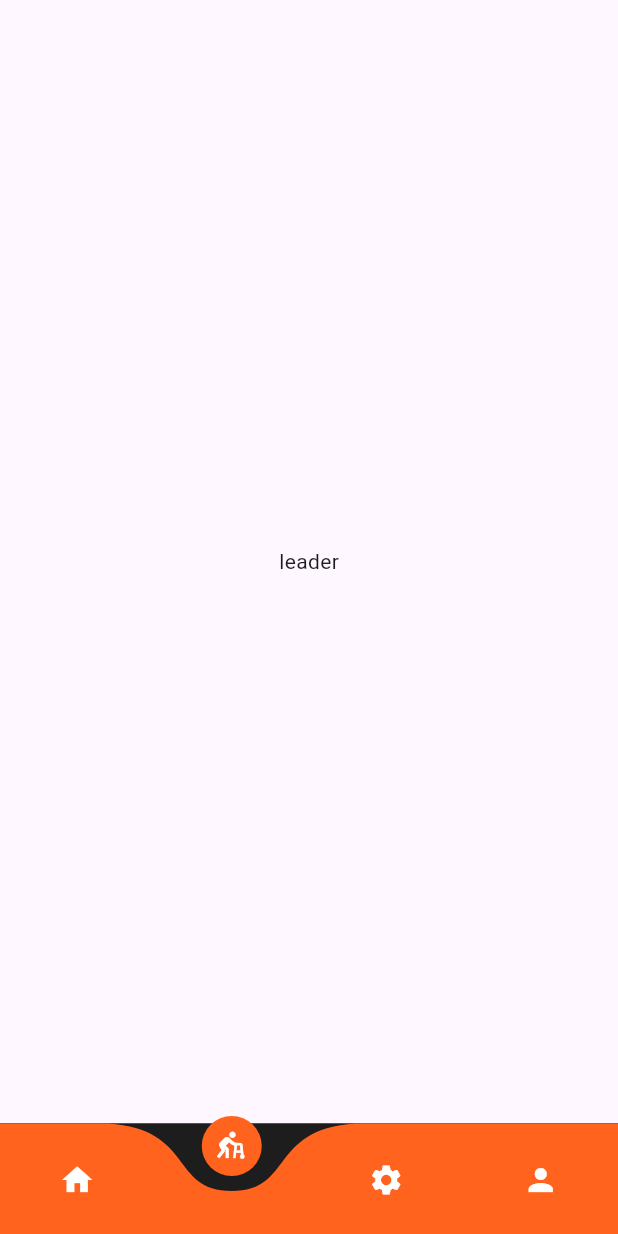
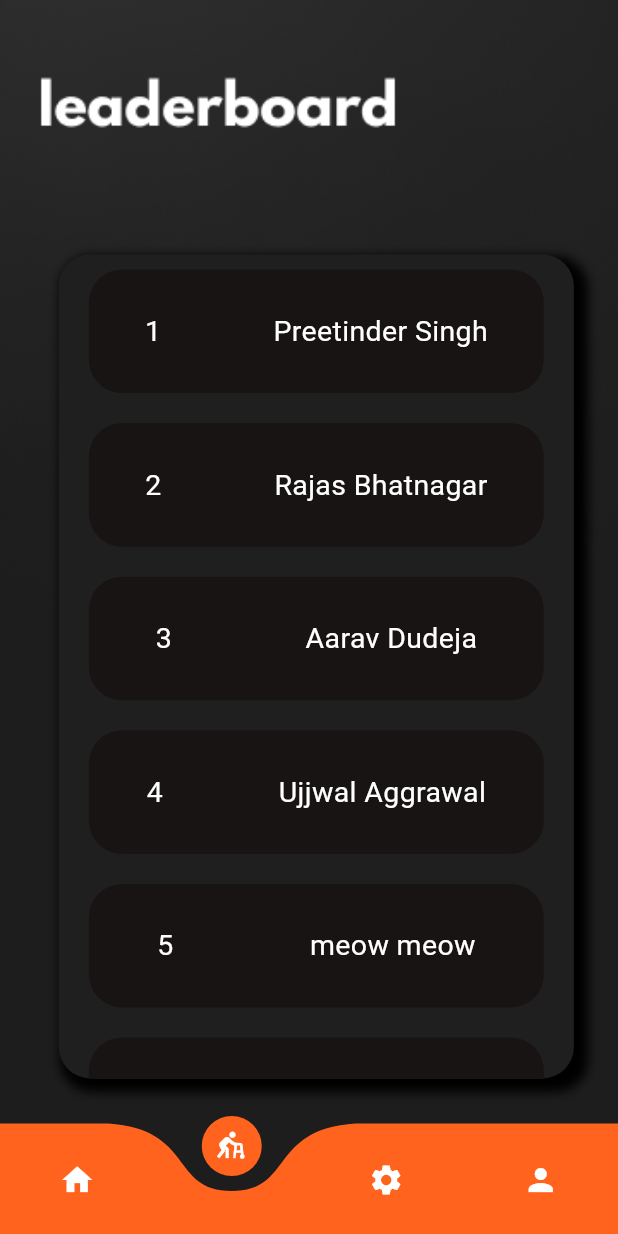
Before and after one commit to DarkCoder26/Beta-Coders, a Flutter app: the screen it shows after launch, item 2 of the bottom bar chosen, on a phone screen of 412 x 824 dp. Run offline on Flutter 3.47's test engine with Material 3 defaults, Android fonts, the phone set to English and light mode, and no system bars; drawn by our look-alikes of curved_navigation_bar; our stand-ins replace carousel_slider, firebase_auth, firebase_core, google_fonts; accounts and stored records are empty.

Commit message:
leaderboard Frontend complete

```diff
--- a/lib/main.dart
+++ b/lib/main.dart
@@ -2,7 +2,6 @@ import 'package:flutter/material.dart';
 import 'package:sweatcoin/components/navbar.dart';
 import 'package:sweatcoin/firebase_options.dart';
 import 'package:firebase_core/firebase_core.dart';
-import 'package:sweatcoin/pages/login_page.dart';
 
 void main() async {
   WidgetsFlutterBinding.ensureInitialized();
--- a/lib/pages/leaderbroad_page.dart
+++ b/lib/pages/leaderbroad_page.dart
@@ -1,4 +1,5 @@
 import 'package:flutter/material.dart';
+import 'package:google_fonts/google_fonts.dart';
 
 class LeaderBroadPage extends StatefulWidget {
   const LeaderBroadPage({super.key});
@@ -8,11 +9,99 @@ class LeaderBroadPage extends StatefulWidget {
 }
 
 class _LeaderBroadPageState extends State<LeaderBroadPage> {
+  List<String> leaderList = [
+    "Preetinder Singh",
+    "Rajas Bhatnagar",
+    "Aarav Dudeja",
+    "Ujjwal Aggrawal",
+    "meow meow",
+    "meow meowv2",
+    "meow meow v3"
+  ];
+
   @override
   Widget build(BuildContext context) {
     return Scaffold(
-      body: Center(
-        child: Text("leader"),
+      body: Stack(
+        children: [
+          Container(
+            width: MediaQuery.of(context).size.width,
+            height: MediaQuery.of(context).size.height,
+            decoration: const BoxDecoration(
+              image: DecorationImage(
+                image: AssetImage(
+                  "assets/leaderboard.png",
+                ),
+                fit: BoxFit.cover,
+              ),
+            ),
+          ),
+          Positioned(
+            bottom: 30,
+            right: MediaQuery.of(context).size.width / 14,
+            child: Container(
+              width: MediaQuery.of(context).size.width / 1.2,
+              height: MediaQuery.of(context).size.height / 1.5,
+              decoration: BoxDecoration(
+                color: const Color.fromRGBO(31, 31, 31, 1),
+                borderRadius: BorderRadius.circular(21),
+                boxShadow: const [
+                  BoxShadow(
+                    color: Colors.black,
+                    spreadRadius: 4,
+                    blurRadius: 5,
+                    offset: Offset(5, 5),
+                  ),
+                ],
+              ),
+              child: SingleChildScrollView(
+                physics: const ScrollPhysics(),
+                child: Column(
+                  children: <Widget>[
+                    ListView.builder(
+                      physics: const NeverScrollableScrollPhysics(),
+                      shrinkWrap: true,
+                      itemCount: leaderList.length,
+                      itemBuilder: (context, index) {
+                        return Container(
+                          width: MediaQuery.of(context).size.width / 10,
+                          height: MediaQuery.of(context).size.height / 10,
+                          margin: EdgeInsets.symmetric(
+                            vertical: 10,
+                            horizontal: 20,
+                          ),
+                          decoration: BoxDecoration(
+                            borderRadius: BorderRadius.circular(22),
+                            color: const Color.fromRGBO(24, 20, 19, 1),
+                          ),
+                          child: Row(
+                            mainAxisAlignment: MainAxisAlignment.spaceAround,
+                            children: [
+                              Text(
+                                (index + 1).toString(),
+                                style: TextStyle(
+                                  color: Colors.white,
+                                  fontSize: 19,
+                                ),
+                              ),
+                              Text(
+                                leaderList[index],
+                                style: TextStyle(
+                                  color: Colors.white,
+                                  fontSize: 19,
+                                ),
+                              ),
+                            ],
+                          ),
+                        );
+                      },
+                    )
+                  ],
+                ),
+              ),
+            ),
+          )
+        ],
       ),
     );
   }
--- a/pubspec.yaml
+++ b/pubspec.yaml
@@ -39,6 +39,7 @@ dependencies:
   firebase_core: ^2.25.4
   curved_navigation_bar: ^1.0.3
   carousel_slider: ^4.2.1
+  google_fonts: ^6.1.0
 
 dev_dependencies:
   flutter_test:
```
Also changed, not shown: lib/pages/home_page.dart (+68 -5 lines), assets/fire_icon.png (added), assets/leaderboard.png (added), pubspec.lock, 1 other file.
